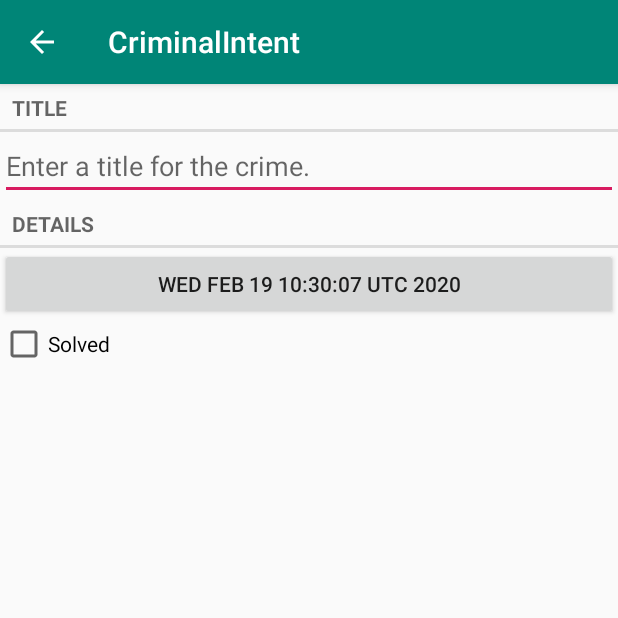
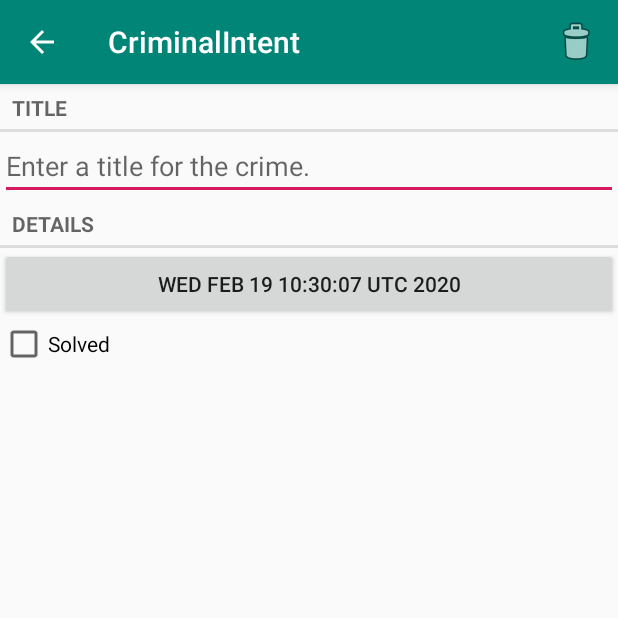
Before and after one commit to chenjun15/CriminalIntent, an Android app: the CrimeFragment screen opened directly, with no data from a screen before it, on a phone screen of 412 x 824 dp, the top half of it. Run offline under Robolectric (Android 15) with nearby library versions, the phone set to English and light mode, and no system bars.

Commit message:
14.8 删除 crime 记录

```diff
--- a/app/src/main/java/com/cj/criminalintent/CrimeFragment.java
+++ b/app/src/main/java/com/cj/criminalintent/CrimeFragment.java
@@ -6,6 +6,9 @@ import android.os.Bundle;
 import android.text.Editable;
 import android.text.TextWatcher;
 import android.view.LayoutInflater;
+import android.view.Menu;
+import android.view.MenuInflater;
+import android.view.MenuItem;
 import android.view.View;
 import android.view.ViewGroup;
 import android.widget.Button;
@@ -45,6 +48,7 @@ public class CrimeFragment extends Fragment {
     @Override
     public void onCreate(@Nullable Bundle savedInstanceState) {
         super.onCreate(savedInstanceState);
+        setHasOptionsMenu(true);
         UUID crimeId = (UUID) getArguments().getSerializable(ARG_CRIME_ID);
         mCrime = CrimeLab.get(getActivity()).getCrime(crimeId);
     }
@@ -104,6 +108,24 @@ public class CrimeFragment extends Fragment {
     }
 
     @Override
+    public void onCreateOptionsMenu(@NonNull Menu menu, @NonNull MenuInflater inflater) {
+        super.onCreateOptionsMenu(menu, inflater);
+        inflater.inflate(R.menu.fragment_crime, menu);
+    }
+
+    @Override
+    public boolean onOptionsItemSelected(@NonNull MenuItem item) {
+        switch (item.getItemId()) {
+        case R.id.delete_crime:
+            CrimeLab.get(getActivity()).deleteCrime(mCrime);
+            getActivity().finish();
+            return true;
+        default:
+            return super.onOptionsItemSelected(item);
+        }
+    }
+
+    @Override
     public void onActivityResult(int requestCode, int resultCode, @Nullable Intent data) {
         if (resultCode != Activity.RESULT_OK)
             return;
--- a/app/src/main/java/com/cj/criminalintent/CrimeLab.java
+++ b/app/src/main/java/com/cj/criminalintent/CrimeLab.java
@@ -74,6 +74,11 @@ public class CrimeLab {
         mDatabase.update(CrimeTable.NAME, values, CrimeTable.Cols.UUID + " = ?", new String[]{uuidString});
     }
 
+    public void deleteCrime(Crime crime) {
+        String uuidString = crime.getId().toString();
+        mDatabase.delete(CrimeTable.NAME, CrimeTable.Cols.UUID + " = ?", new String[]{uuidString});
+    }
+
     private CrimeCursorWrapper queryCrimes(String whereClause, String[] whereArgs) {
         Cursor cursor = mDatabase.query(CrimeTable.NAME, null,// null selects all columns
                 whereClause, whereArgs, null, null, null);
--- /dev/null
+++ b/app/src/main/res/menu/fragment_crime.xml
@@ -0,0 +1,9 @@
+<?xml version="1.0" encoding="utf-8"?>
+<menu xmlns:android="http://schemas.android.com/apk/res/android"
+    xmlns:app="http://schemas.android.com/apk/res-auto">
+    <item
+        android:id="@+id/delete_crime"
+        android:icon="@android:drawable/ic_menu_delete"
+        android:title="@string/delete_crime"
+        app:showAsAction="ifRoom|withText" />
+</menu>
--- a/app/src/main/res/values/strings.xml
+++ b/app/src/main/res/values/strings.xml
@@ -6,6 +6,7 @@
     <string name="crime_solved_label">Solved</string>
     <string name="date_picker_title">Date of crime:</string>
     <string name="new_crime">New Crime</string>
+    <string name="delete_crime">Delete Crime</string>
     <string name="show_subtitle">Show Subtitle</string>
     <string name="hide_subtitle">Hide Subtitle</string>
     <string name="subtitle_format">%1$d crimes</string>
```
